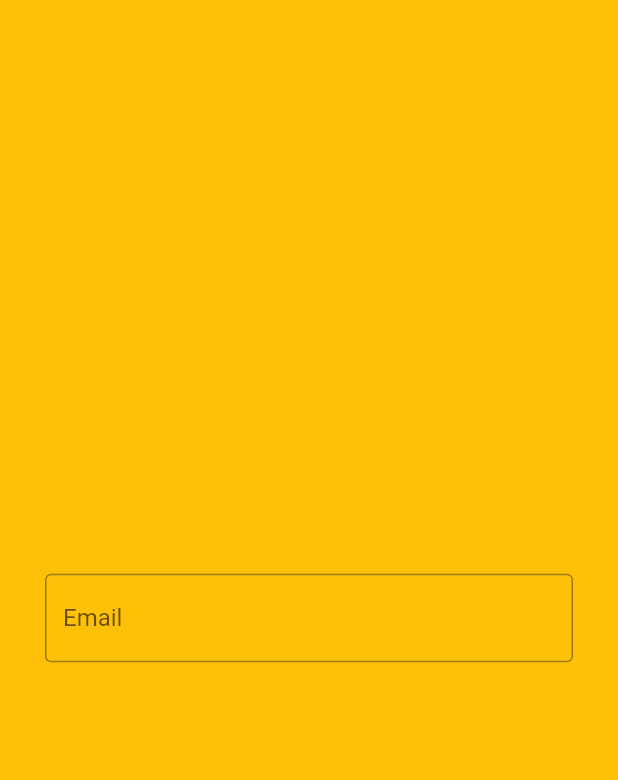
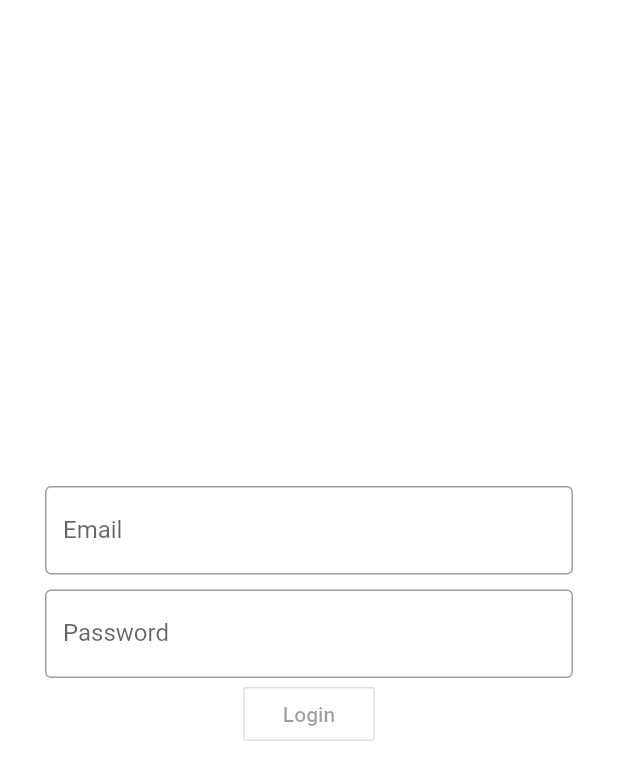
Before and after one commit to Januyan17/firstapp, a Flutter app: the LoginScreen screen opened directly, on a phone screen of 412 x 824 dp. Shown: the top 780 px of the screen. Run offline on Flutter 3.47's test engine with Material 2 defaults, Android fonts, the phone set to English and light mode, and no system bars.

Commit message:
Login Screen Created

```diff
--- a/lib/Login/login.dart
+++ b/lib/Login/login.dart
@@ -14,7 +14,7 @@ class _LoginScreenState extends State<LoginScreen> {
   Widget build(BuildContext context) {
     return Scaffold(
       body: Container(
-        color: Colors.amber,
+        color: Colors.white,
         alignment: Alignment.center,
         child: Center(
           child: Form(
@@ -32,7 +32,36 @@ class _LoginScreenState extends State<LoginScreen> {
                             labelText: 'Email',
                             border: OutlineInputBorder(),
                             hintText: "Enter Email Address"),
-                      )
+                        validator: (value) {
+                          if (value!.isEmpty) {
+                            return "Required";
+                          }
+                        },
+                      ),
+
+                      SizedBox(
+                        height: 10,
+                      ),
+                      TextFormField(
+                        decoration: InputDecoration(
+                            labelText: 'Password',
+                            border: OutlineInputBorder(),
+                            hintText: "Enter Password"),
+                        obscureText: true,
+                        validator: (value) {
+                          if (value!.isEmpty) {
+                            return 'Required';
+                          }
+                        },
+                      ),
+
+                      Container(
+                        alignment: Alignment.center,
+                        child: OutlineButton(
+                          onPressed: null,
+                          child: Text("Login"),
+                        ),
+                      ),
                     ],
                   )),
             ),
--- a/lib/Signup/formscreen.dart
+++ b/lib/Signup/formscreen.dart
@@ -13,8 +13,6 @@ class _FormPageState extends State<FormPage> {
   String _mobileNumber = '';
   String _password = '';
   String _confirmPassword = '';
-
-  int? _mobile;
 
   void _SubmitForm() {
     final valid = _formKey.currentState?.validate();
@@ -89,7 +87,7 @@ class _FormPageState extends State<FormPage> {
                             return 'Required';
                           }
 
-                          if (value.length < 10) {
+                          if (value.length != 10) {
                             return 'Invalid Mobile Number';
                           }
 
--- a/lib/main.dart
+++ b/lib/main.dart
@@ -1,11 +1,12 @@
 import 'package:flutter/material.dart';
 import 'package:flutterappproject/ListView/listview.dart';
+import 'package:flutterappproject/Login/login.dart';
 import 'package:flutterappproject/Sidebar/mainsidebar.dart';
 import 'package:flutterappproject/Welcome%20Page/welcomepage.dart';
 
 void main() {
   runApp(MaterialApp(
     debugShowCheckedModeBanner: false,
-    home: ListViewHome(),
+    home: LoginScreen(),
   ));
 }
```
